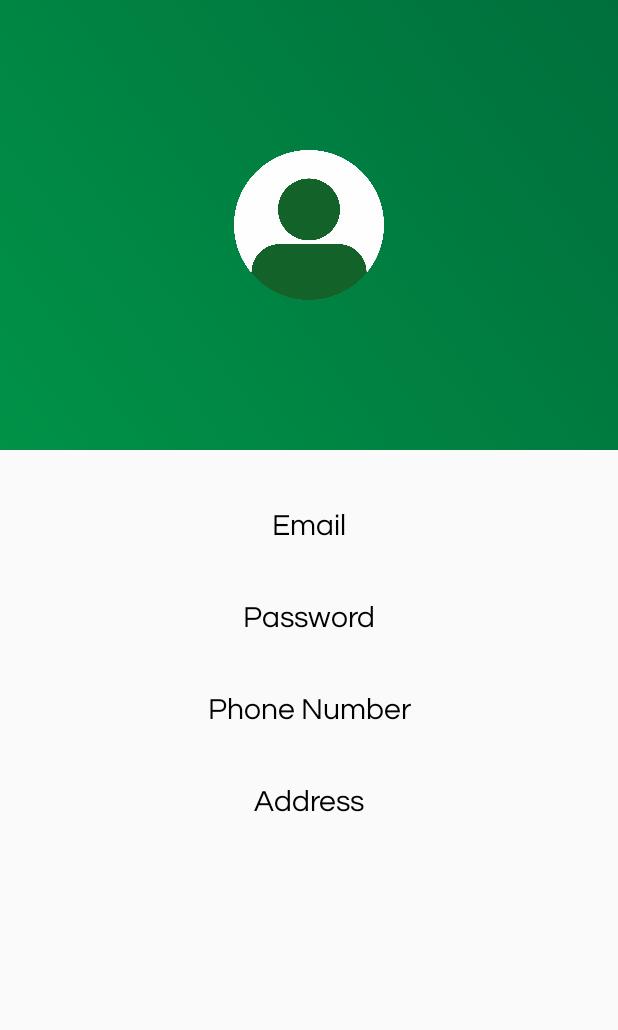
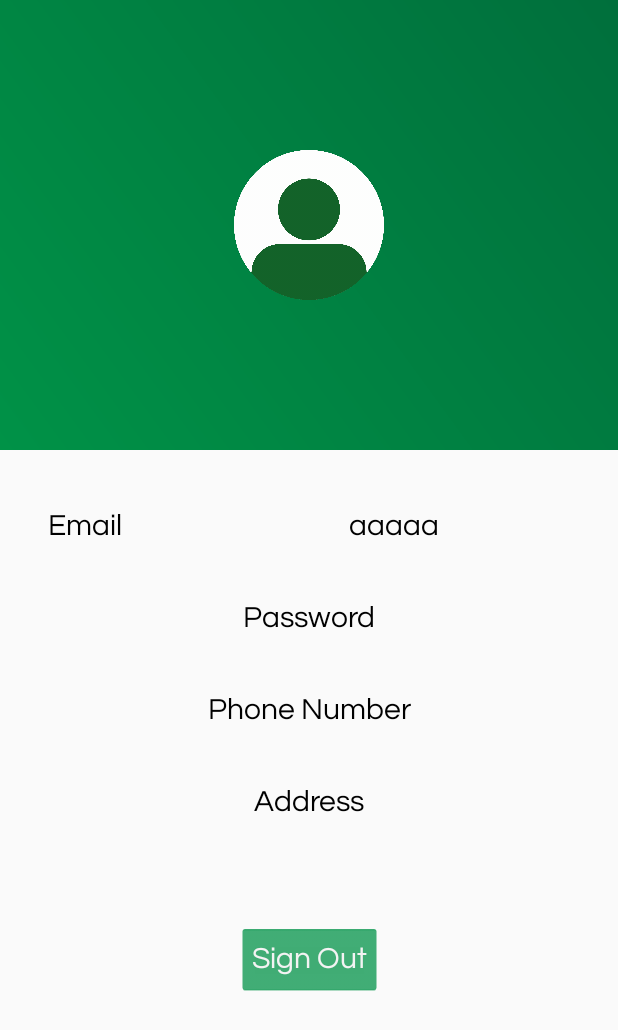
Before and after one commit to rifdahneta/Foodless, an Android app: the layout activity_user_profile.xml on its own in the app's theme, with its tools: preview values and no code run, on a phone screen of 412 x 824 dp. Shown: the top 1030 px of the screen. Run offline under Robolectric (Android 15) with nearby library versions, the phone set to English and light mode, and no system bars.

Commit message:
userProfile revised (again)

```diff
--- a/app/build.gradle
+++ b/app/build.gradle
@@ -3,7 +3,7 @@ apply plugin: 'com.android.application'
 android {
     compileSdkVersion 28
     defaultConfig {
-        applicationId "pnj.ac.id.foodless2"
+        applicationId "pnj.ac.id.foodless"
         minSdkVersion 17
         targetSdkVersion 28
         versionCode 1
@@ -30,7 +30,8 @@ dependencies {
     testImplementation 'junit:junit:4.12'
     androidTestImplementation 'com.android.support.test:runner:1.0.2'
     androidTestImplementation 'com.android.support.test.espresso:espresso-core:3.0.2'
-    implementation 'com.github.bumptech.glide:glide:4.7.1'
+    implementation 'com.github.bumptech.glide:glide:4.9.0'
+    annotationProcessor 'com.github.bumptech.glide:compiler:4.9.0'
     implementation 'com.android.support.constraint:constraint-layout:1.1.3'
     implementation 'com.android.support:design:28.0.0'
     implementation 'com.android.support:multidex:1.0.3'
--- a/app/src/main/java/pnj/ac/id/foodless/Activity/MainActivity.java
+++ b/app/src/main/java/pnj/ac/id/foodless/Activity/MainActivity.java
@@ -74,4 +74,6 @@ public class MainActivity extends AppCompatActivity {
         fragmentTransaction.commit();
     }
 
+
+
 }
--- a/app/src/main/res/layout/activity_user_profile.xml
+++ b/app/src/main/res/layout/activity_user_profile.xml
@@ -32,15 +32,30 @@
         android:id="@+id/emailUser"
         android:layout_width="wrap_content"
         android:layout_height="wrap_content"
-        app:layout_constraintTop_toBottomOf="@id/topBg"
+        android:layout_marginStart="32dp"
+
+        android:layout_marginTop="40dp"
+        android:fontFamily="@font/questrial"
+        android:text="@string/email"
+        android:textColor="@color/hitam"
+        android:textSize="20sp"
         app:layout_constraintStart_toStartOf="parent"
+        app:layout_constraintTop_toBottomOf="@id/topBg" />
+
+    <TextView
+        android:id="@+id/txtEmailUser"
+        android:layout_width="wrap_content"
+        android:layout_height="wrap_content"
+        android:layout_marginStart="8dp"
+        android:layout_marginTop="40dp"
+        android:layout_marginEnd="96dp"
+        android:text="aaaaa"
+        android:textColor="@color/hitam"
+        android:textSize="20sp"
         app:layout_constraintEnd_toEndOf="parent"
-        android:layout_marginTop="40dp"
-        android:text="@string/email"
-        android:textSize="20sp"
-        android:textColor="@color/hitam"
-        android:fontFamily="@font/questrial"
-        />
+        app:layout_constraintHorizontal_bias="0.859"
+        app:layout_constraintStart_toEndOf="@+id/emailUser"
+        app:layout_constraintTop_toBottomOf="@id/topBg" />
 
     <TextView
         android:id="@+id/passwordUser"
@@ -84,4 +99,20 @@
         android:fontFamily="@font/questrial"
         />
 
+
+    <Button
+        android:id="@+id/btnSignOutUser"
+        android:layout_width="wrap_content"
+        android:layout_height="wrap_content"
+        android:backgroundTint="@color/lighterbgcolor"
+        android:text="@string/signout"
+        android:fontFamily="@font/questrial"
+        android:textSize="20sp"
+        android:padding="10dp"
+        app:layout_constraintTop_toBottomOf="@id/addressUser"
+        app:layout_constraintStart_toStartOf="parent"
+        app:layout_constraintEnd_toEndOf="parent"
+        android:layout_marginTop="70dp"
+        />
+
 </android.support.constraint.ConstraintLayout>
--- a/app/src/main/res/values/strings.xml
+++ b/app/src/main/res/values/strings.xml
@@ -1,4 +1,4 @@
-<resources tools:ignore="ExtraTranslation" xmlns:tools="http://schemas.android.com/tools">
+<resources xmlns:tools="http://schemas.android.com/tools" tools:ignore="ExtraTranslation">
 
     <!-- TODO: Remove or change this placeholder text -->
     <string name="hello_blank_fragment">Hello blank fragment</string>
@@ -36,5 +36,6 @@
     <string name="minimum_password">Password must be at least 8 characters long</string>
     <string name="auth_failed">Authentication Failed</string>
     <string name="keterangan">Keterangan</string>
+    <string name="signout">Sign Out</string>
 
 </resources>
--- a/build.gradle
+++ b/build.gradle
@@ -19,7 +19,7 @@ allprojects {
     repositories {
         google()
         jcenter()
-
+        mavenCentral()
     }
 }
 
```
Also changed, not shown: app/src/main/AndroidManifest.xml (+17 -20 lines), app/src/main/java/pnj/ac/id/foodless/Activity/userProfile.java (+82 -0 lines).
